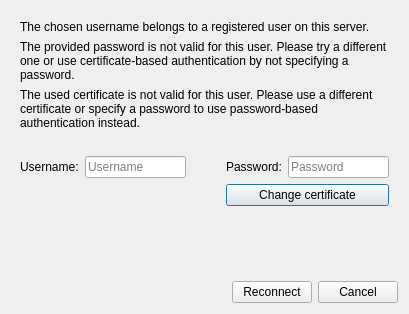
The window that src/mumble/widgets/FailedConnectionDialog.ui (mumble-voip/mumble) describes before a commit, drawn with Qt 5.
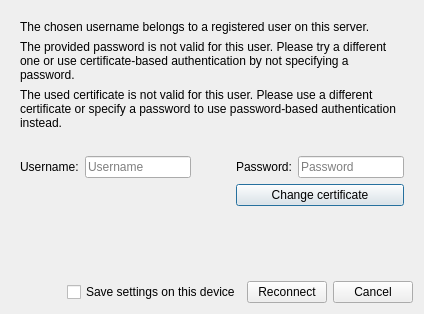
The same window after the commit.

Commit message: FEAT(client): Allow not saving passwords When asked for a password, the user has the option to save or not save the password to the device. Implements #1087

The edit to the form file:
```diff
--- a/src/mumble/widgets/FailedConnectionDialog.ui
+++ b/src/mumble/widgets/FailedConnectionDialog.ui
@@ -6,7 +6,7 @@
    <rect>
     <x>0</x>
     <y>0</y>
-    <width>409</width>
+    <width>424</width>
     <height>314</height>
    </rect>
   </property>
@@ -256,6 +256,13 @@
        </property>
       </spacer>
      </item>
+     <item>
+      <widget class="QCheckBox" name="qcbSavePassword">
+       <property name="text">
+        <string>Save settings on this device</string>
+       </property>
+      </widget>
+     </item>
      <item>
       <widget class="QPushButton" name="reconnectButton">
        <property name="text">
```
The commit also changes 1 other file.
